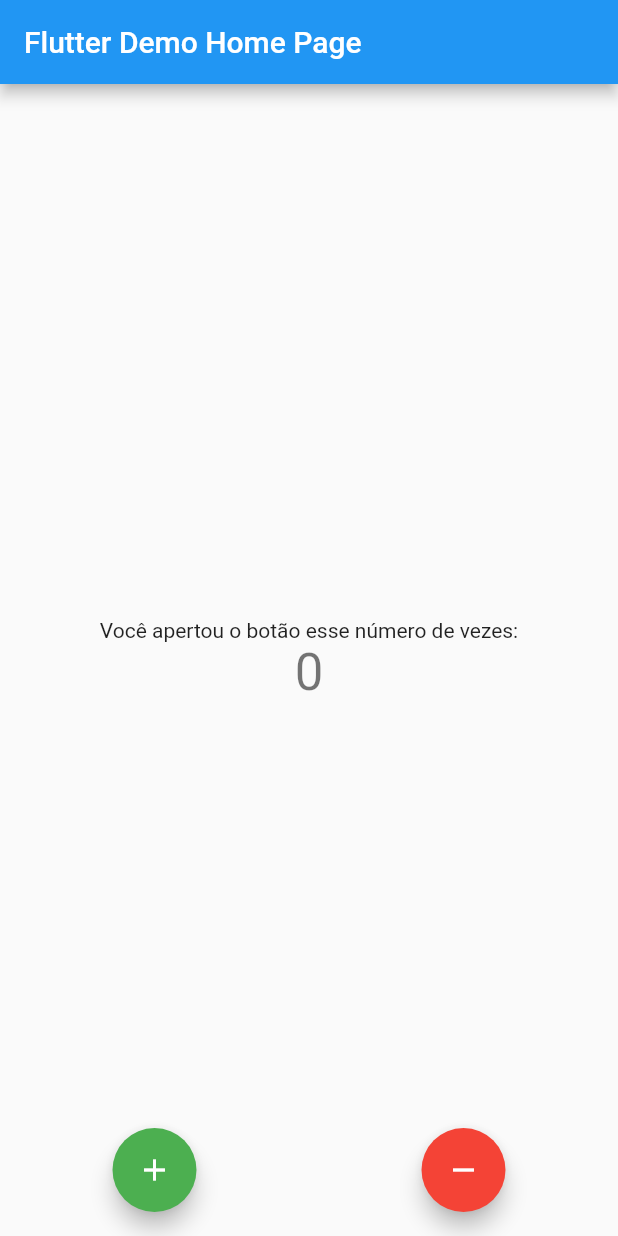
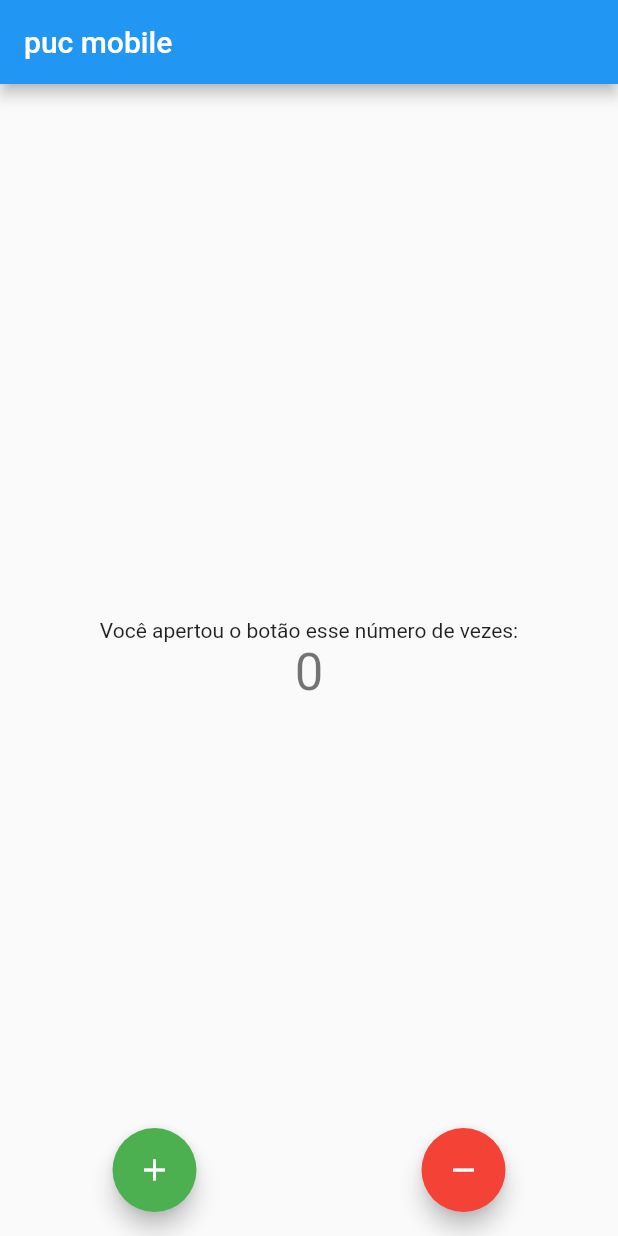
Before and after one commit to httpspedroh/lddm-carteiro-app, a Flutter app: the screen it shows after launch, on a phone screen of 412 x 824 dp. Run offline on Flutter 3.47's test engine with Material 2 defaults, Android fonts, the light colour scheme and no system bars.

Commit message:
Update main.dart

```diff
--- a/lib/main.dart
+++ b/lib/main.dart
@@ -15,7 +15,7 @@ class MyApp extends StatelessWidget {
 
 			title: 'Flutter Demo',
 			theme: ThemeData.light(),
-			home: const MyHomePage(title: 'Flutter Demo Home Page'),
+			home: const MyHomePage(title: 'puc mobile'),
 		);
 	}
 }
```
